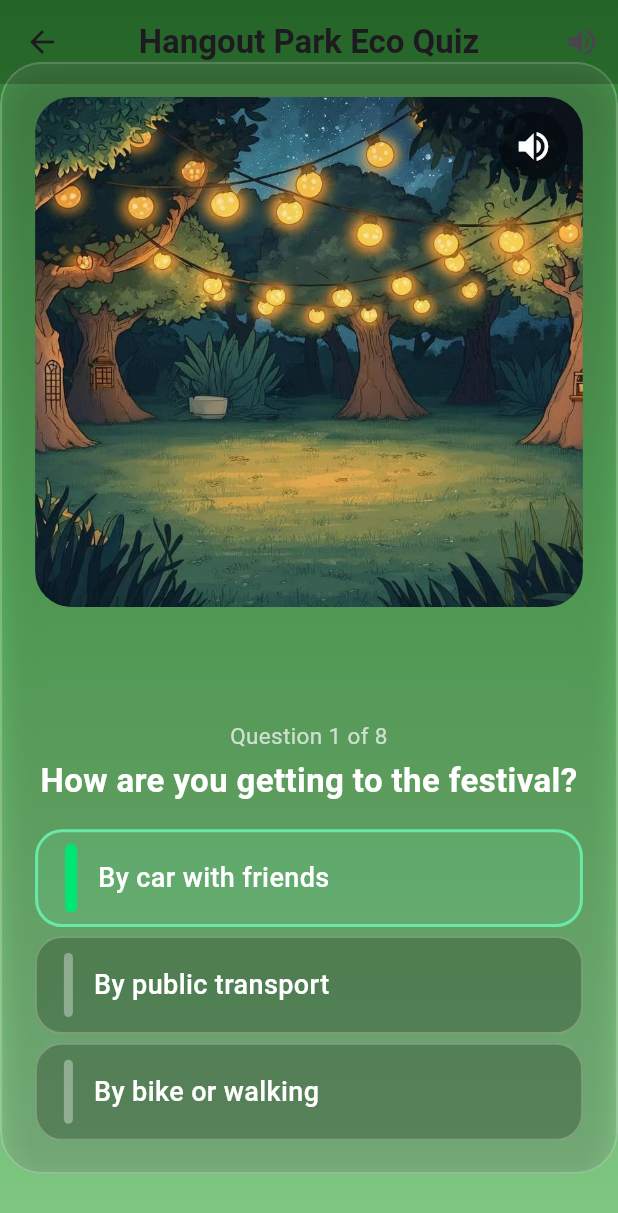
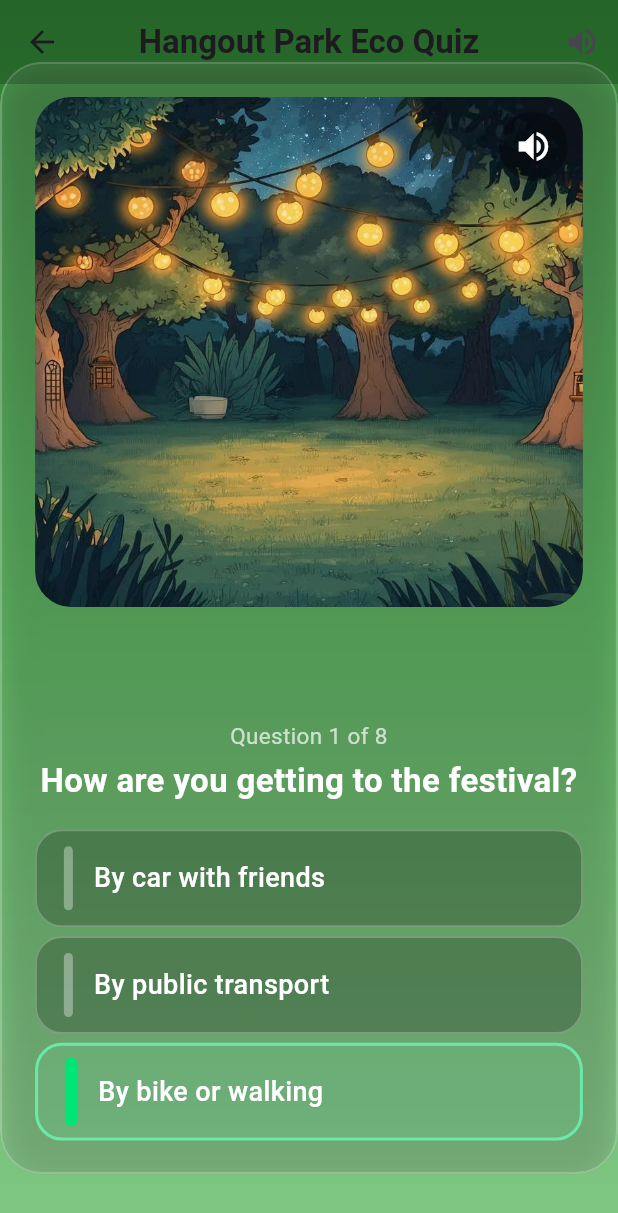
Before and after one commit to Hrisko123/DE-ONTDEK-FABRIEK, a Flutter app: the HangoutQuizPage screen opened directly, after a tap on "Start", on a phone screen of 412 x 824 dp. Shown: the top 1213 px of the screen. Run offline on Flutter 3.47's test engine with Material 3 defaults, Android fonts, the phone set to English and light mode, and no system bars; our stand-ins replace audioplayers, sensors_plus; missing offline and left inert: mobile_scanner.

Commit message:
hang out game

```diff
--- a/deontdekfabriek/lib/HangOutGame.dart
+++ b/deontdekfabriek/lib/HangOutGame.dart
@@ -1,8 +1,8 @@
 import 'package:flutter/material.dart';
 import 'dart:math';
-import 'ui_styles.dart'; // for kStartButtonStyle
 import 'package:audioplayers/audioplayers.dart';
 import 'dart:ui';
+import 'home_page.dart';
 
 // HANGOUT AREA MINI-GAME
 class EcoQuestion {
@@ -34,7 +34,7 @@ class _HangoutQuizPageState extends State<HangoutQuizPage>
         'By public transport',
         'By bike or walking',
       ],
-      ecoOptionIndex: 0,
+      ecoOptionIndex: 2,
     ),
     EcoQuestion(
       text: 'What do you do with your empty drink cup?',
@@ -105,6 +105,9 @@ class _HangoutQuizPageState extends State<HangoutQuizPage>
   int _gardenStage = 0; // grows only when eco option is selected
   bool _showIntro = true;
   bool _muted = false;
+  int _ecoScore = 0;
+  int _comfortScore = 0;
+
 
   late final AnimationController _ecoPulseCtrl;
   final AudioPlayer _audioPlayer = AudioPlayer();
@@ -126,23 +129,33 @@ class _HangoutQuizPageState extends State<HangoutQuizPage>
     super.dispose();
   }
 
+void _goBackToMain() {
+  Navigator.of(context).pushAndRemoveUntil(
+    MaterialPageRoute(builder: (_) => const MyHomePage(festivalName: "")),
+    (route) => false,
+  );
+}
+
+
   // ---------- sound helpers ----------
 Future<void> _playSfx(String fileName) async {
   if (_muted) return; // if muted, do nothing
 
   try {
-      await _audioPlayer.play(AssetSource('audio/$fileName'));
+    await _audioPlayer.play(
+      AssetSource('audio/$fileName'),
+    );
   } catch (e) {
     // ignore for now
   }
 }
 
   void _playStageSound() {
-    // clamp just in case, but you have 8 questions max
+    // clamp just in case
     final s = _gardenStage.clamp(1, 8);
 
     switch (s) {
-      case 1: // first eco choice – grass appears
+      case 1: // grass appears
         _playSfx('grass.mp3');
         break;
       case 2: // flowers sprout
@@ -170,7 +183,6 @@ class _HangoutQuizPageState extends State<HangoutQuizPage>
         break;
     }
   }
-
   // ---------- logic on tap ----------
   void _onOptionSelected(int optionIndex) {
     final question = _questions[_currentIndex];
@@ -178,7 +190,11 @@ class _HangoutQuizPageState extends State<HangoutQuizPage>
 
   setState(() {
   if (isEco) {
-        _gardenStage++; // garden grows only on eco answers
+    _ecoScore += 2;
+    _comfortScore += 1;
+    _gardenStage++; // grow garden ONLY once
+  } else {
+    _ecoScore -= 1;
   }
 
   if (_currentIndex < _questions.length - 1) {
@@ -187,18 +203,7 @@ class _HangoutQuizPageState extends State<HangoutQuizPage>
     showDialog(
       context: context,
       builder: (context) {
-            return AlertDialog(
-              title: const Text('Hangout garden'),
-              content: const Text(
-                'Thanks! Your eco decisions helped the hangout garden grow 🌿',
-              ),
-              actions: [
-                TextButton(
-                  onPressed: () => Navigator.of(context).pop(),
-                  child: const Text('Back to main page'),
-                ),
-              ],
-            );
+        return _buildEndDialog();
       },
     );
   }
@@ -206,38 +211,68 @@ class _HangoutQuizPageState extends State<HangoutQuizPage>
 
     // Sounds happen after the UI updates
     if (isEco) {
-      _playStageSound(); // play sound based on current stage
+      _playStageSound();
     }
   }
-
-  //intro screen
-  Widget _buildIntro() {
-    return Center(
-      child: Padding(
-        padding: const EdgeInsets.all(20.0),
+Widget _buildEndDialog() {
+  return Dialog(
+    backgroundColor: Colors.transparent,
+    child: Container(
+      padding: const EdgeInsets.all(24),
+      decoration: BoxDecoration(
+        color: const Color(0xFF4E6A4B), // green tone
+        borderRadius: BorderRadius.circular(24),
+        border: Border.all(color: Colors.white.withOpacity(0.3), width: 2),
+        boxShadow: [
+          BoxShadow(
+            color: Colors.black.withOpacity(0.3),
+            blurRadius: 20,
+            offset: const Offset(0, 10),
+          ),
+        ],
+      ),
       child: Column(
-          mainAxisAlignment: MainAxisAlignment.center,
+        mainAxisSize: MainAxisSize.min,
         children: [
           const Text(
-              "Welcome to the Hangout Area!",
+            "Thanks!",
             textAlign: TextAlign.center,
-              style: TextStyle(fontSize: 26, fontWeight: FontWeight.bold),
+            style: TextStyle(
+              fontSize: 24,
+              fontWeight: FontWeight.bold,
+              color: Colors.white,
             ),
-            const SizedBox(height: 20),
-            const Text(
-              "For each eco-friendly choice, watch the garden bloom",
+          ),
+
+          const SizedBox(height: 12),
+
+          Text(
+            _summaryMessage(),
             textAlign: TextAlign.center,
-              style: TextStyle(fontSize: 18),
+            style: const TextStyle(
+              fontSize: 16,
+              color: Colors.white70,
+              height: 1.4,
             ),
-            const SizedBox(height: 40),
+          ),
+
+          const SizedBox(height: 24),
+
           ElevatedButton(
-              style: kStartButtonStyle,
-              onPressed: () {
-                setState(() {
-                  _showIntro = false; // SWITCH TO QUESTIONS
-                });
-              },
-              child: const Text("Start"),
+            style: ElevatedButton.styleFrom(
+              backgroundColor: Colors.white.withOpacity(0.9),
+              foregroundColor: const Color(0xFF2E4A2A),
+              shape: RoundedRectangleBorder(
+                borderRadius: BorderRadius.circular(18),
+              ),
+              padding:
+                  const EdgeInsets.symmetric(horizontal: 28, vertical: 14),
+            ),
+            onPressed: _goBackToMain,
+            child: const Text(
+              "Back to main page",
+              style: TextStyle(fontSize: 16, fontWeight: FontWeight.bold),
+            ),
           ),
         ],
       ),
@@ -245,37 +280,145 @@ class _HangoutQuizPageState extends State<HangoutQuizPage>
   );
 }
 
+// INTRO MESSAGE
+Widget _buildIntro() {
+  return Center(
+    child: Dialog(
+      backgroundColor: Colors.transparent,
+      child: Container(
+        padding: const EdgeInsets.all(24),
+        decoration: BoxDecoration(
+          color: const Color(0xFF4E6A4B),
+          borderRadius: BorderRadius.circular(24),
+          border: Border.all(
+            color: Colors.white.withOpacity(0.3),
+            width: 2,
+          ),
+          boxShadow: [
+            BoxShadow(
+              color: Colors.black.withOpacity(0.3),
+              blurRadius: 20,
+              offset: const Offset(0, 10),
+            ),
+          ],
+        ),
+        child: Column(
+          mainAxisSize: MainAxisSize.min,
+          children: [
+            const Text(
+              "Welcome to the Hangout Area!",
+              textAlign: TextAlign.center,
+              style: TextStyle(
+                fontSize: 26,
+                fontWeight: FontWeight.bold,
+                color: Colors.white,
+              ),
+            ),
+
+            const SizedBox(height: 16),
+
+            const Text(
+              "For each eco-friendly choice,\nwatch the garden bloom 🌿",
+              textAlign: TextAlign.center,
+              style: TextStyle(
+                fontSize: 18,
+                color: Colors.white70,
+              ),
+            ),
+
+            const SizedBox(height: 24),
+
+            ElevatedButton(
+              onPressed: () {
+                setState(() {
+                  _showIntro = false;
+                });
+              },
+              style: ElevatedButton.styleFrom(
+                backgroundColor: Colors.white.withOpacity(0.9),
+                foregroundColor: const Color(0xFF2E4A2A),
+                padding: const EdgeInsets.symmetric(
+                  horizontal: 24,
+                  vertical: 12,
+                ),
+                shape: RoundedRectangleBorder(
+                  borderRadius: BorderRadius.circular(18),
+                ),
+              ),
+              child: const Text(
+                "Start",
+                style: TextStyle(
+                  fontSize: 16,
+                  fontWeight: FontWeight.bold,
+                ),
+              ),
+            ),
+          ],
+        ),
+      ),
+    ),
+  );
+}
+
+// ---------- FINAL SUMMARY MESSAGE ----------
+String _summaryMessage() {
+  return 'Your eco choices helped the hangout garden grow! 🌿\n\n'
+      'Eco Score: $_ecoScore\n'
+      'Comfort Score: $_comfortScore\n\n'
+      'At real festivals, small actions like sorting waste, using clean '
+      'transport and keeping the park tidy make the hangout area calmer, '
+      'cleaner and more fun for everyone.';
+}
+
+
   @override
   Widget build(BuildContext context) {
 if (_showIntro) {
   return Scaffold(
-        backgroundColor: const Color.fromARGB(255, 143, 172, 122),
+    extendBodyBehindAppBar: true,
+    backgroundColor: Colors.transparent,
     appBar: AppBar(
-          title: const Text('Hangout Park Eco Quiz'),
-          backgroundColor: const Color.fromARGB(255, 64, 100, 81),
+      elevation: 0,
+      backgroundColor: Colors.black.withOpacity(0.20),
+      title: const Text(
+        'Hangout Park Eco Quiz',
+        style: TextStyle(fontSize: 22, fontWeight: FontWeight.bold),
+      ),
+      centerTitle: true,
       actions: [
         IconButton(
           icon: Icon(_muted ? Icons.volume_off : Icons.volume_up),
           onPressed: () {
             setState(() {
-                  _muted = !_muted; // toggle true/false
+              _muted = !_muted;
             });
-                if (_muted) {
-                  _audioPlayer.stop(); // stop any sound already playing
-                }
+            if (_muted) _audioPlayer.stop();
           },
         ),
       ],
     ),
-
-        body: _buildIntro(),
+    body: Container(
+      decoration: const BoxDecoration(
+        gradient: LinearGradient(
+          colors: [
+            Color(0xFF2E7D32),
+            Color(0xFF4CAF50),
+            Color(0xFF81C784),
+          ],
+          begin: Alignment.topCenter,
+          end: Alignment.bottomCenter,
+        ),
+      ),
+      child: _buildIntro(),
+    ),
   );
 }
+
 
 final question = _questions[_currentIndex];
 
 return Scaffold(
-      backgroundColor: const Color(0xFF7FB26B),
+  backgroundColor: Colors.transparent,
   extendBodyBehindAppBar: true,
   appBar: AppBar(
     elevation: 0,
@@ -296,18 +439,14 @@ class _HangoutQuizPageState extends State<HangoutQuizPage>
     ],
   ),
 
-      // ---------- BODY WITH BIGGER CARD + FLOATING MUTE ----------
+  // ---------- BODY + FLOATING MUTE ----------
   body: Stack(
     children: [
       LayoutBuilder(
         builder: (context, constraints) {
-              final cardWidth = constraints.maxWidth.clamp(600.0, 900.0);
-
-              // 👇 taller card than before (and still safe on small screens)
-              final cardHeight = (constraints.maxHeight * 0.90).clamp(
-                650.0,
-                790.0,
-              );
+          final cardWidth  = constraints.maxWidth.clamp(600.0, 900.0);
+          final cardHeight =
+              (constraints.maxHeight * 0.90).clamp(650.0, 790.0);
 
           return Container(
             width: double.infinity,
@@ -354,18 +493,14 @@ class _HangoutQuizPageState extends State<HangoutQuizPage>
                       child: Column(
                         crossAxisAlignment: CrossAxisAlignment.stretch,
                         children: [
-                              // ---------- BIG GARDEN & MUTE BUTTON ----------
+                          // ---------- GARDEN & MUTE BUTTON ----------
                         SizedBox(
-                                height:
-                                    cardHeight *
-                                    0.56, // 🔹 same garden height as before
+                          height: cardHeight * 0.56,
                           child: Stack(
                             children: [
                               ClipRRect(
                                 borderRadius: BorderRadius.circular(24),
-                                      child: AnimatedGarden(
-                                        stage: _gardenStage,
-                                      ),
+                                child: AnimatedGarden(stage: _gardenStage),
                               ),
 
                               // MUTE BUTTON ON TOP-RIGHT OF THE GARDEN
@@ -380,15 +515,11 @@ class _HangoutQuizPageState extends State<HangoutQuizPage>
                                   child: Container(
                                     padding: const EdgeInsets.all(10),
                                     decoration: BoxDecoration(
-                                            color: Colors.black.withOpacity(
-                                              0.35,
-                                            ),
+                                      color: Colors.black.withOpacity(0.35),
                                       shape: BoxShape.circle,
                                     ),
                                     child: Icon(
-                                            _muted
-                                                ? Icons.volume_off
-                                                : Icons.volume_up,
+                                      _muted ? Icons.volume_off : Icons.volume_up,
                                       color: Colors.white,
                                       size: 26,
                                     ),
@@ -427,27 +558,24 @@ class _HangoutQuizPageState extends State<HangoutQuizPage>
                             child: Column(
                               mainAxisAlignment:
                                   MainAxisAlignment.spaceEvenly,
-                                  children: List.generate(question.options.length, (
-                                    index,
-                                  ) {
-                                    final text = question.options[index];
+                              children: List.generate(
+                                question.options.length,
+                                (index) {
+                                  final text   = question.options[index];
                                   final ecoIdx = question.ecoOptionIndex;
-                                    final isEco = index == ecoIdx;
+                                  final isEco  = index == ecoIdx;
 
                                   return Expanded(
                                     child: Container(
                                       margin: const EdgeInsets.symmetric(
-                                          vertical: 3,
-                                        ),
+                                          vertical: 3),
                                       child: InkWell(
-                                          borderRadius: BorderRadius.circular(
-                                            18,
-                                          ),
+                                        borderRadius:
+                                            BorderRadius.circular(18),
                                         onTap: () => _onOptionSelected(index),
                                         child: AnimatedContainer(
                                           duration: const Duration(
-                                              milliseconds: 160,
-                                            ),
+                                              milliseconds: 160),
                                           padding: const EdgeInsets.symmetric(
                                             horizontal: 18,
                                             vertical: 10,
@@ -458,9 +586,8 @@ class _HangoutQuizPageState extends State<HangoutQuizPage>
                                             color: isEco
                                                 ? Colors.greenAccent
                                                     .withOpacity(0.12)
-                                                  : Colors.black.withOpacity(
-                                                      0.22,
-                                                    ),
+                                                : Colors.black
+                                                    .withOpacity(0.22),
                                             border: Border.all(
                                               color: isEco
                                                   ? Colors.greenAccent
@@ -474,11 +601,11 @@ class _HangoutQuizPageState extends State<HangoutQuizPage>
                                               if (isEco)
                                                 AnimatedBuilder(
                                                   animation: _ecoPulseCtrl,
-                                                    builder: (context, child) {
+                                                  builder:
+                                                      (context, child) {
                                                     final t =
                                                         _ecoPulseCtrl.value;
-                                                      final scaleY =
-                                                          1 +
+                                                    final scaleY = 1 +
                                                         sin(t * 2 * pi) *
                                                             0.25;
                                                     return Transform.scale(
@@ -487,11 +614,12 @@ class _HangoutQuizPageState extends State<HangoutQuizPage>
                                                         width: 8,
                                                         height:
                                                             double.infinity,
-                                                          decoration: BoxDecoration(
+                                                        decoration:
+                                                            BoxDecoration(
                                                           borderRadius:
-                                                                BorderRadius.circular(
-                                                                  4,
-                                                                ),
+                                                              BorderRadius
+                                                                  .circular(
+                                                                      4),
                                                           color: Colors
                                                               .greenAccent
                                                               .shade400,
@@ -504,11 +632,11 @@ class _HangoutQuizPageState extends State<HangoutQuizPage>
                                                 Container(
                                                   width: 6,
                                                   height: double.infinity,
-                                                    decoration: BoxDecoration(
+                                                  decoration:
+                                                      BoxDecoration(
                                                     borderRadius:
-                                                          BorderRadius.circular(
-                                                            4,
-                                                          ),
+                                                        BorderRadius
+                                                            .circular(4),
                                                     color: Colors.white
                                                         .withOpacity(0.35),
                                                   ),
@@ -519,7 +647,8 @@ class _HangoutQuizPageState extends State<HangoutQuizPage>
                                               Expanded(
                                                 child: Text(
                                                   text,
-                                                    style: const TextStyle(
+                                                  style:
+                                                      const TextStyle(
                                                     fontSize: 18,
                                                     fontWeight:
                                                         FontWeight.w500,
@@ -533,7 +662,8 @@ class _HangoutQuizPageState extends State<HangoutQuizPage>
                                       ),
                                     ),
                                   );
-                                  }),
+                                },
+                              ),
                             ),
                           ),
                         ],
@@ -582,16 +712,16 @@ class _AnimatedGardenState extends State<AnimatedGarden>
 
   @override
   Widget build(BuildContext context) {
-    final s = widget.stage.clamp(0, 8); // 8 visual stages max
+  final s = widget.stage.clamp(0, 8); // 8 visual stages
 
-    final showGrassLines = s >= 1; // stage 1 - grass
+  final showGrassLines   = s >= 1; // stage 1 - grass
   final showFlowersSmall = s >= 2; // stage 2 - flowers
-    final showButterflies = s >= 3; // stage 3 - butterflies
-    final showBeesLow = s >= 4; // stage 4 - bees low
-    final showBeesHigh = s >= 5; // stage 5 - bees high
-    final showGlow = s >= 6; // stage 6 - glow overlay
-    final showFireflies = s >= 7; // stage 7 - fireflies
-    final showCenterAura = s >= 8; // stage 8 - strong center aura
+  final showButterflies  = s >= 3; // stage 3 - butterflies
+  final showBeesLow      = s >= 4; // stage 4 - bees low
+  final showBeesHigh     = s >= 5; // stage 5 - bees high
+  final showGlow         = s >= 6; // stage 6 - glow overlay
+  final showFireflies    = s >= 7; // stage 7 - fireflies
+  final showCenterAura   = s >= 8; // stage 8 - strong gold aura
 
     return Container(
       height: 340,
@@ -771,7 +901,11 @@ class _AnimatedGardenState extends State<AnimatedGarden>
 
               // STAGE 7: fireflies
             if (showFireflies)
-              _FireflyLayer(controller: _butterflyCtrl, count: 10, size: 9),
+              _FireflyLayer(
+                controller: _butterflyCtrl,
+                count: 10,
+                size: 9,
+              ),
 
             // STAGE 8: strong center aura
             if (showCenterAura)
@@ -801,6 +935,7 @@ class _AnimatedGardenState extends State<AnimatedGarden>
                   ),
                 ),
               ),
+
           ],
         ),
       ),
@@ -979,7 +1114,10 @@ class _BeeLayer extends StatelessWidget {
                     child: SizedBox(
                       width: size * 1.5,
                       height: size * 3.0,
-                      child: Image.asset(asset, fit: BoxFit.contain),
+                      child: Image.asset(
+                        asset,
+                        fit: BoxFit.contain,
+                      ),
                     ),
                   ),
                 );
@@ -1017,7 +1155,8 @@ class _FireflyLayer extends StatelessWidget {
                 final phase = t + i * 0.9;
                 final x = -0.9 + (i / (count - 1)) * 1.8;
                 final y = 0.25 + sin(phase * 1.2) * 0.25;
-                final opacity = 0.3 + 0.7 * (sin(phase * 2.5) + 1) / 2;
+                final opacity =
+                    0.3 + 0.7 * (sin(phase * 2.5) + 1) / 2;
 
                 return Align(
                   alignment: Alignment(x, y),
@@ -1031,9 +1170,8 @@ class _FireflyLayer extends StatelessWidget {
                         shape: BoxShape.circle,
                         boxShadow: [
                           BoxShadow(
-                            color: Colors.greenAccent.withOpacity(
-                              opacity * 0.8,
-                            ),
+                            color: Colors.greenAccent
+                                .withOpacity(opacity * 0.8),
                             blurRadius: 10,
                             spreadRadius: 2,
                           ),
```
Lines whose indentation alone changed are shown as unchanged.
